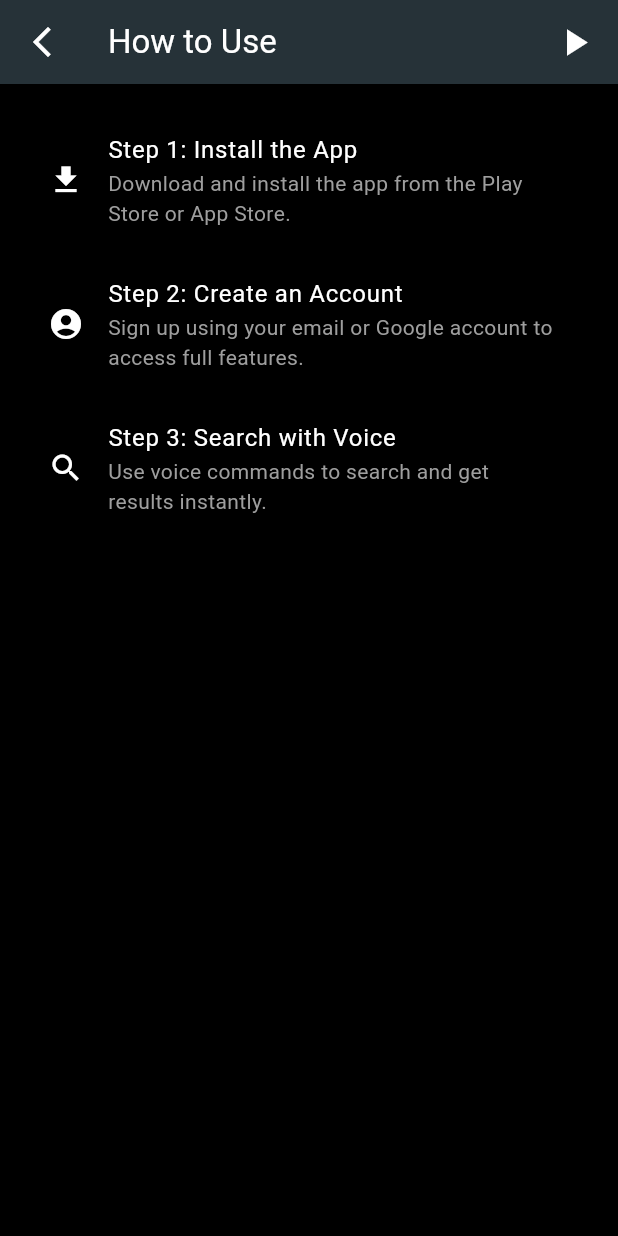
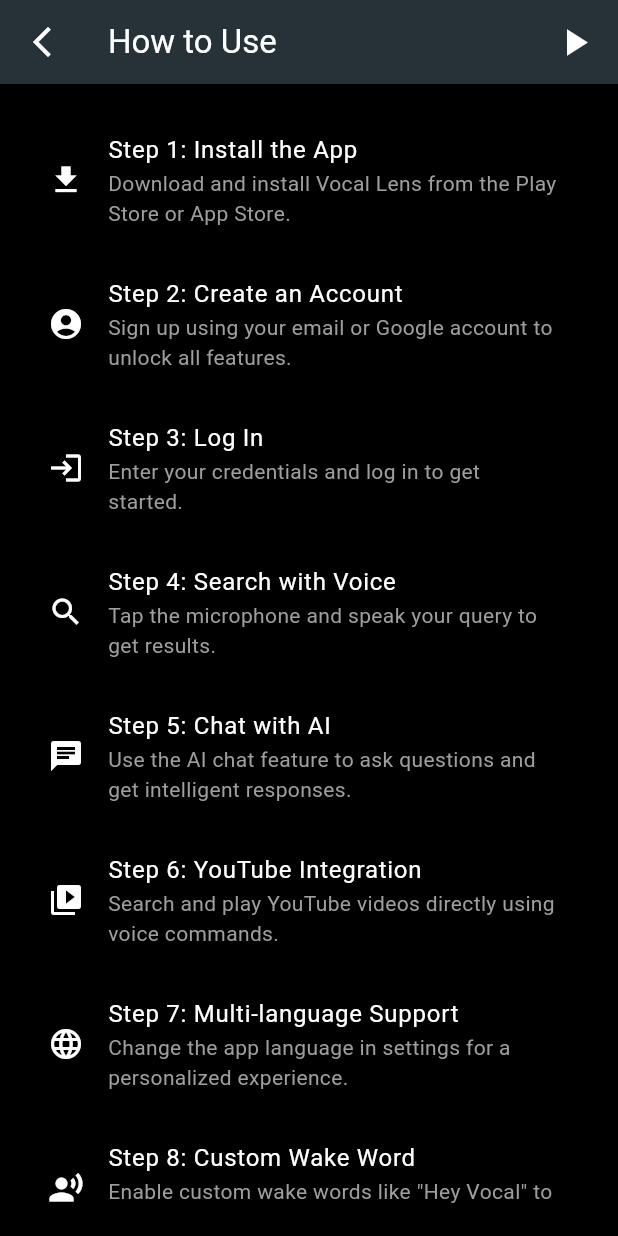
Before and after one commit to kunal-gangani/Vocal-Lens-Voice-Assist-Application, a Flutter app: the HowToUsePage screen opened directly, on a phone screen of 412 x 824 dp. Run offline on Flutter 3.47's test engine with Material 3 defaults, Android fonts, the phone set to English and light mode, and no system bars; our stand-ins replace cloud_firestore, easy_localization, firebase_auth, firebase_core, firebase_storage, flutter_screenutil and 15 more; missing offline and left inert: feature_discovery, flexify, flutter_glow, porcupine_flutter, youtube_explode_dart; accounts and stored records are empty; project files that could hold a hidden picture were left out.

Commit message:
19-03-2025 16:07

```diff
--- a/lib/Controllers/how_to_use_controller.dart
+++ b/lib/Controllers/how_to_use_controller.dart
@@ -13,20 +13,68 @@ class HowToUseProvider extends ChangeNotifier {
       icon: Icons.download,
       title: 'Step 1: Install the App',
       description:
-          'Download and install the app from the Play Store or App Store.',
+          'Download and install Vocal Lens from the Play Store or App Store.',
     ),
     FeatureModel(
       featureId: 'create_account_feature',
       icon: Icons.account_circle,
       title: 'Step 2: Create an Account',
       description:
-          'Sign up using your email or Google account to access full features.',
+          'Sign up using your email or Google account to unlock all features.',
+    ),
+    FeatureModel(
+      featureId: 'login_feature',
+      icon: Icons.login,
+      title: 'Step 3: Log In',
+      description: 'Enter your credentials and log in to get started.',
     ),
     FeatureModel(
       featureId: 'search_voice_feature',
       icon: Icons.search,
-      title: 'Step 3: Search with Voice',
-      description: 'Use voice commands to search and get results instantly.',
+      title: 'Step 4: Search with Voice',
+      description: 'Tap the microphone and speak your query to get results.',
+    ),
+    FeatureModel(
+      featureId: 'ai_chat_feature',
+      icon: Icons.chat,
+      title: 'Step 5: Chat with AI',
+      description:
+          'Use the AI chat feature to ask questions and get intelligent responses.',
+    ),
+    FeatureModel(
+      featureId: 'youtube_feature',
+      icon: Icons.video_library,
+      title: 'Step 6: YouTube Integration',
+      description:
+          'Search and play YouTube videos directly using voice commands.',
+    ),
+    FeatureModel(
+      featureId: 'multi_language_feature',
+      icon: Icons.language,
+      title: 'Step 7: Multi-language Support',
+      description:
+          'Change the app language in settings for a personalized experience.',
+    ),
+    FeatureModel(
+      featureId: 'wake_word_feature',
+      icon: Icons.record_voice_over,
+      title: 'Step 8: Custom Wake Word',
+      description:
+          'Enable custom wake words like "Hey Vocal" to activate voice commands.',
+    ),
+    FeatureModel(
+      featureId: 'real_time_voice_feature',
+      icon: Icons.hearing,
+      title: 'Step 9: Real-time Voice Responses',
+      description:
+          'Get immediate spoken responses to your queries for a hands-free experience.',
+    ),
+    FeatureModel(
+      featureId: 'theme_feature',
+      icon: Icons.brightness_6,
+      title: 'Step 10: Dark Mode and Customization',
+      description:
+          'Switch between light and dark themes to customize your experience.',
     ),
   ];
 
--- a/lib/Controllers/user_controller.dart
+++ b/lib/Controllers/user_controller.dart
@@ -53,7 +53,6 @@ class UserController extends ChangeNotifier {
 
   Future<void> sendConnectionRequest(String recipientId) async {
     final currentUser = FirebaseAuth.instance.currentUser;
-
     if (currentUser == null) {
       log("❌ Error: User not authenticated.");
       return;
@@ -66,13 +65,13 @@ class UserController extends ChangeNotifier {
       'timestamp': FieldValue.serverTimestamp(),
     };
 
-    log("🟢 Sending request: $connectionRequest");
+    log("📤 Sending connection request: $connectionRequest");
 
     try {
       await FirebaseFirestore.instance
           .collection('connection_requests')
           .add(connectionRequest);
-      log("✅ Request sent!");
+      log("✅ Connection request sent successfully!");
     } catch (e) {
       log("❌ Firestore Error: $e");
     }
@@ -86,13 +85,43 @@ class UserController extends ChangeNotifier {
     }
   }
 
+  Future<List<Map<String, dynamic>>> getConnectionRequests() async {
+    final currentUser = FirebaseAuth.instance.currentUser;
+    if (currentUser == null) {
+      log("❌ Error: User not authenticated.");
+      return [];
+    }
+
+    try {
+      final snapshot = await FirebaseFirestore.instance
+          .collection('connection_requests')
+          .where('to', isEqualTo: currentUser.uid)
+          .where('status', isEqualTo: 'pending')
+          .get();
+
+      final requests = snapshot.docs.map((doc) {
+        return {
+          'id': doc.id,
+          'sender': doc['from'],
+        };
+      }).toList();
+
+      log("📥 Connection Requests Fetched: $requests");
+      return requests;
+    } catch (e) {
+      log("❌ Firestore Error fetching connection requests: $e");
+      return [];
+    }
+  }
+
   Future<void> fetchConnectionRequests() async {
     try {
       final requests = await _authHelper.getConnectionRequests();
+      log("✅ Received Requests: $requests");
       receivedRequests = requests;
       notifyListeners();
     } catch (e) {
-      throw Exception("Error fetching connection requests: $e");
+      log("❌ Error fetching connection requests: $e");
     }
   }
 
--- a/lib/Controllers/voice_to_text.dart
+++ b/lib/Controllers/voice_to_text.dart
@@ -18,7 +18,6 @@ import 'package:vocal_lens/Views/HowToUsePage/how_to_use_page.dart';
 import 'package:vocal_lens/Views/PastResponsesPage/past_responses_page.dart';
 import 'package:vocal_lens/Views/UserSettingsPage/user_settings_page.dart';
 import 'package:vocal_lens/Views/VoiceModificationPage/voice_modification_page.dart';
-import 'package:porcupine_flutter/porcupine.dart';
 
 class VoiceToTextController extends ChangeNotifier {
   // Speech-to-Text and Text-to-Speech instances
@@ -510,7 +509,7 @@ class VoiceToTextController extends ChangeNotifier {
   Future<void> searchYourQuery() async {
     responses.clear();
     final model = GenerativeModel(
-      model: 'gemini-pro',
+      model: 'gemini-1.5-pro',
       apiKey: apiKey,
     );
 
```
Also changed, not shown: lib/Controllers/image_generator_controller.dart (+13 -0 lines), lib/Views/HomePage/Widgets/PageViews/image_generator_page_view.dart (+6 -20 lines).
